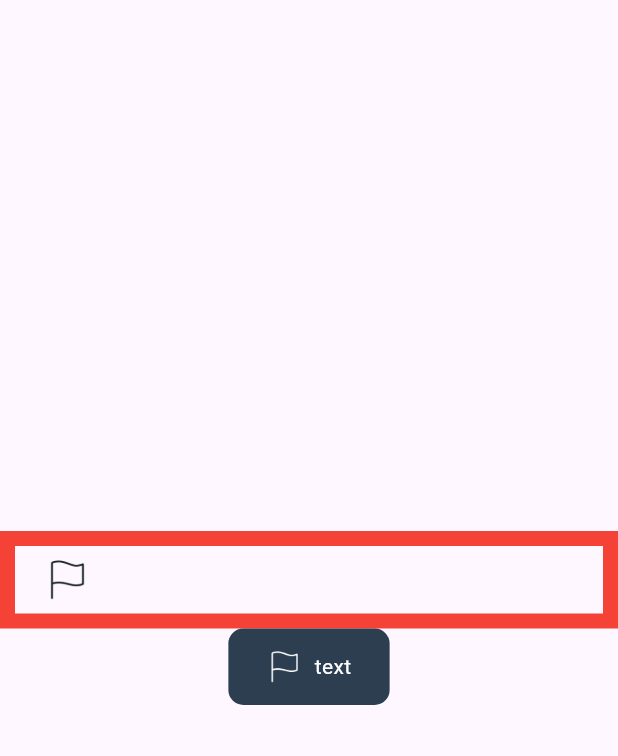
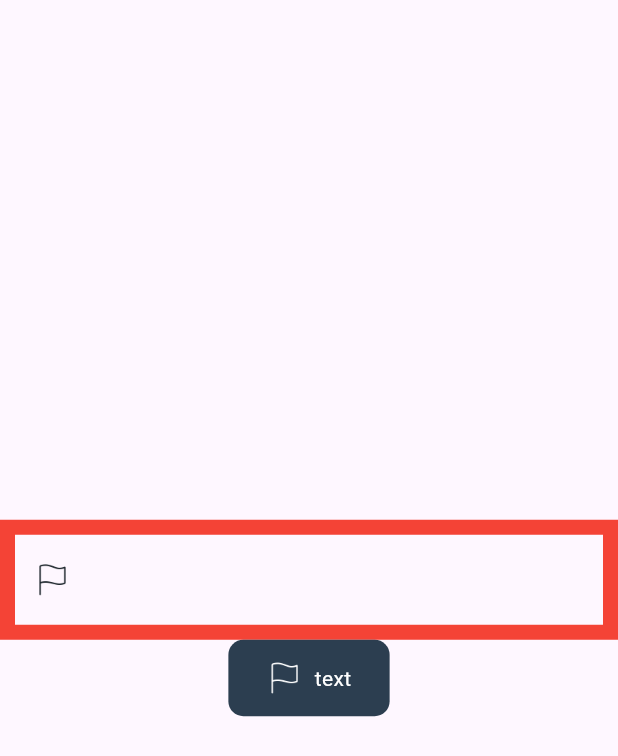
Before and after one commit to SoLayZzzz/component, a Flutter app: the screen it shows after launch, on a phone screen of 412 x 824 dp. Shown: the top 756 px of the screen. Run offline on Flutter 3.47's test engine with Material 3 defaults, Android fonts, the phone set to English and light mode, and no system bars.

Commit message:
Update Select Locaiton Screen

```diff
--- a/lib/select_location.dart
+++ b/lib/select_location.dart
@@ -6,8 +6,6 @@ class SelectLocation extends StatefulWidget {
     super.key,
     this.borderRadius,
     this.locationList = const [],
-    this.height = 65,
-    this.width = double.infinity,
     this.backgroundColor,
     this.borderColor = Colors.grey,
     this.borderWidth = 1,
@@ -27,8 +25,7 @@ class SelectLocation extends StatefulWidget {
   final bool showChooseScreen;
   final BorderRadius? borderRadius;
   final List<dynamic> locationList;
-  final double height;
-  final double width;
+
   final Color? backgroundColor;
   final Color? borderColor;
   final double borderWidth;
@@ -100,8 +97,6 @@ class _SelectLocationState extends State<SelectLocation> {
     return GestureDetector(
       onTap: _navigateAndSelect,
       child: Container(
-        height: widget.height,
-        width: widget.width,
         decoration: BoxDecoration(
           color: widget.backgroundColor,
           borderRadius: widget.borderRadius,
@@ -110,15 +105,17 @@ class _SelectLocationState extends State<SelectLocation> {
             color: widget.borderColor!,
           ),
         ),
+        child: Padding(
+          padding: const EdgeInsets.only(top: 18, bottom: 18),
           child: Center(
             child: Row(
               children: [
                 if (widget.assetImage != null)
                   Padding(
-                  padding: const EdgeInsets.symmetric(horizontal: 20),
+                    padding: const EdgeInsets.symmetric(horizontal: 13),
                     child: Image(
                       image: widget.assetImage!,
-                    width: 30,
+                      width: 24,
                       color: widget.isEnabled ? null : Colors.grey,
                     ),
                   ),
@@ -147,6 +144,7 @@ class _SelectLocationState extends State<SelectLocation> {
                     child: Icon(Icons.arrow_drop_down, color: Colors.grey),
                   ),
               ],
+            ),
           ),
         ),
       ),
```
Lines whose indentation alone changed are shown as unchanged.
